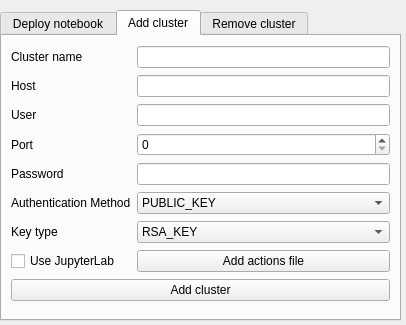
Qt form gui/widgets_templates/gui.ui (intdata-bsc/idact-gui) before a commit.
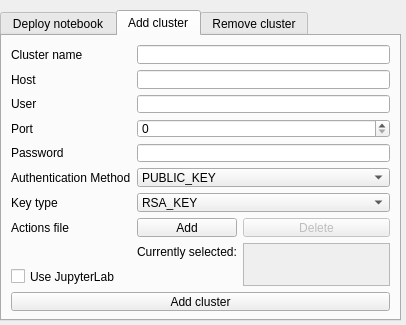
The same form after that commit.

Commit message: Add showing actions file and deleting it

The edit to the form file:
```diff
--- a/gui/widgets_templates/gui.ui
+++ b/gui/widgets_templates/gui.ui
@@ -161,72 +161,67 @@
      <string>Add cluster</string>
     </attribute>
     <layout class="QGridLayout" name="gridLayout_3">
-     <item row="0" column="2">
-      <widget class="QLineEdit" name="cluster_name_addc_edit"/>
+     <item row="9" column="0">
+      <widget class="QLabel" name="actions_file_label">
+       <property name="text">
+        <string>Actions file</string>
+       </property>
+      </widget>
      </item>
-     <item row="9" column="1">
+     <item row="10" column="1">
+      <widget class="QLabel" name="currently_selected_file_label">
+       <property name="font">
+        <font>
+         <italic>false</italic>
+        </font>
+       </property>
+       <property name="text">
+        <string>Currently selected:</string>
+       </property>
+      </widget>
+     </item>
+     <item row="1" column="0">
+      <widget class="QLabel" name="host_label">
+       <property name="text">
+        <string>Host</string>
+       </property>
+      </widget>
+     </item>
+     <item row="11" column="0">
       <widget class="QCheckBox" name="use_jupyter_lab_check_box">
        <property name="text">
         <string>Use JupyterLab</string>
        </property>
       </widget>
      </item>
-     <item row="2" column="2">
-      <widget class="QLineEdit" name="user_edit"/>
-     </item>
-     <item row="7" column="1">
-      <widget class="QLabel" name="key_type_label">
-       <property name="text">
-        <string>Key type</string>
-       </property>
-      </widget>
+     <item row="5" column="1" colspan="2">
+      <widget class="QLineEdit" name="password_edit"/>
      </item>
      <item row="9" column="2">
-      <widget class="QPushButton" name="add_actions_file_button">
-       <property name="text">
-        <string>Add actions file</string>
+      <widget class="QPushButton" name="delete_actions_file_button">
+       <property name="enabled">
+        <bool>false</bool>
        </property>
-      </widget>
-     </item>
-     <item row="6" column="1">
-      <widget class="QLabel" name="auth_method_label">
        <property name="text">
-        <string>Authentication Method</string>
+        <string>Delete</string>
        </property>
       </widget>
      </item>
-     <item row="1" column="2">
-      <widget class="QLineEdit" name="host_edit"/>
-     </item>
-     <item row="0" column="1">
+     <item row="0" column="0">
       <widget class="QLabel" name="cluster_name_addc_label">
        <property name="text">
         <string>Cluster name</string>
        </property>
       </widget>
      </item>
-     <item row="4" column="1">
+     <item row="4" column="0">
       <widget class="QLabel" name="port_label">
        <property name="text">
         <string>Port</string>
        </property>
       </widget>
      </item>
-     <item row="2" column="1">
-      <widget class="QLabel" name="user_label">
-       <property name="text">
-        <string>User</string>
-       </property>
-      </widget>
-     </item>
-     <item row="21" column="1" colspan="2">
-      <widget class="QPushButton" name="add_cluster_button">
-       <property name="text">
-        <string>Add cluster</string>
-       </property>
-      </widget>
-     </item>
-     <item row="6" column="2">
+     <item row="6" column="1" colspan="2">
       <widget class="QComboBox" name="auth_method_box">
        <item>
         <property name="text">
@@ -240,35 +235,76 @@
        </item>
       </widget>
      </item>
-     <item row="7" column="2">
-      <widget class="QComboBox" name="key_type_box">
-       <item>
-        <property name="text">
-         <string>RSA_KEY</string>
-        </property>
-       </item>
-      </widget>
+     <item row="0" column="1" colspan="2">
+      <widget class="QLineEdit" name="cluster_name_addc_edit"/>
      </item>
-     <item row="1" column="1">
-      <widget class="QLabel" name="host_label">
-       <property name="text">
-        <string>Host</string>
-       </property>
-      </widget>
+     <item row="1" column="1" colspan="2">
+      <widget class="QLineEdit" name="host_edit"/>
      </item>
-     <item row="4" column="2">
+     <item row="4" column="1" colspan="2">
       <widget class="QSpinBox" name="port_edit"/>
      </item>
-     <item row="5" column="2">
-      <widget class="QLineEdit" name="password_edit"/>
+     <item row="9" column="1">
+      <widget class="QPushButton" name="add_actions_file_button">
+       <property name="text">
+        <string>Add</string>
+       </property>
+      </widget>
      </item>
-     <item row="5" column="1">
+     <item row="5" column="0">
       <widget class="QLabel" name="port_label_2">
        <property name="text">
         <string>Password</string>
        </property>
       </widget>
      </item>
+     <item row="2" column="0">
+      <widget class="QLabel" name="user_label">
+       <property name="text">
+        <string>User</string>
+       </property>
+      </widget>
+     </item>
+     <item row="7" column="0">
+      <widget class="QLabel" name="key_type_label">
+       <property name="text">
+        <string>Key type</string>
+       </property>
+      </widget>
+     </item>
+     <item row="22" column="0" colspan="3">
+      <widget class="QPushButton" name="add_cluster_button">
+       <property name="text">
+        <string>Add cluster</string>
+       </property>
+      </widget>
+     </item>
+     <item row="2" column="1" colspan="2">
+      <widget class="QLineEdit" name="user_edit"/>
+     </item>
+     <item row="6" column="0">
+      <widget class="QLabel" name="auth_method_label">
+       <property name="text">
+        <string>Authentication Method</string>
+       </property>
+      </widget>
+     </item>
+     <item row="7" column="1" colspan="2">
+      <widget class="QComboBox" name="key_type_box">
+       <item>
+        <property name="text">
+         <string>RSA_KEY</string>
+        </property>
+       </item>
+      </widget>
+     </item>
+     <item row="10" column="2" rowspan="2">
+      <widget class="QTextBrowser" name="selected_file_path_browser">
+       <property name="enabled">
+        <bool>false</bool>
+       </property>
+      </widget>
+     </item>
     </layout>
    </widget>
    <widget class="QWidget" name="remove_cluster_tab">
```
The commit also changes 1 other file.
